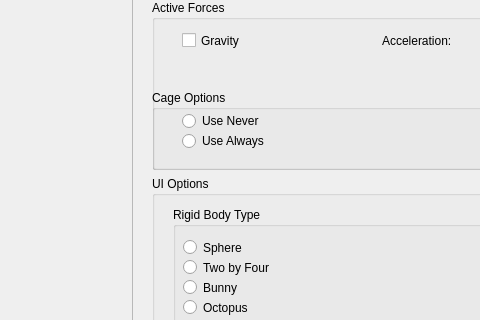
Above: rigidbodies/mainwindow.ui from alecjacobson/nested_cages before the change; both pictures show x 617 to 1097 and y 271 to 591 of the 1200 by 800 pixel window. Below: the same form after it.
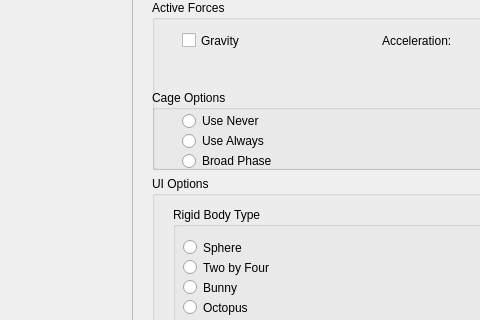
That is the form after the change. Custom widgets are drawn as their Qt base class.

Diff of the .ui file:
```diff
--- a/rigidbodies/mainwindow.ui
+++ b/rigidbodies/mainwindow.ui
@@ -287,6 +287,19 @@
            <string>Use Always</string>
           </property>
          </widget>
+         <widget class="QRadioButton" name="cageBroad">
+          <property name="geometry">
+           <rect>
+            <x>30</x>
+            <y>60</y>
+            <width>116</width>
+            <height>22</height>
+           </rect>
+          </property>
+          <property name="text">
+           <string>Broad Phase</string>
+          </property>
+         </widget>
         </widget>
        </widget>
       </item>
```
